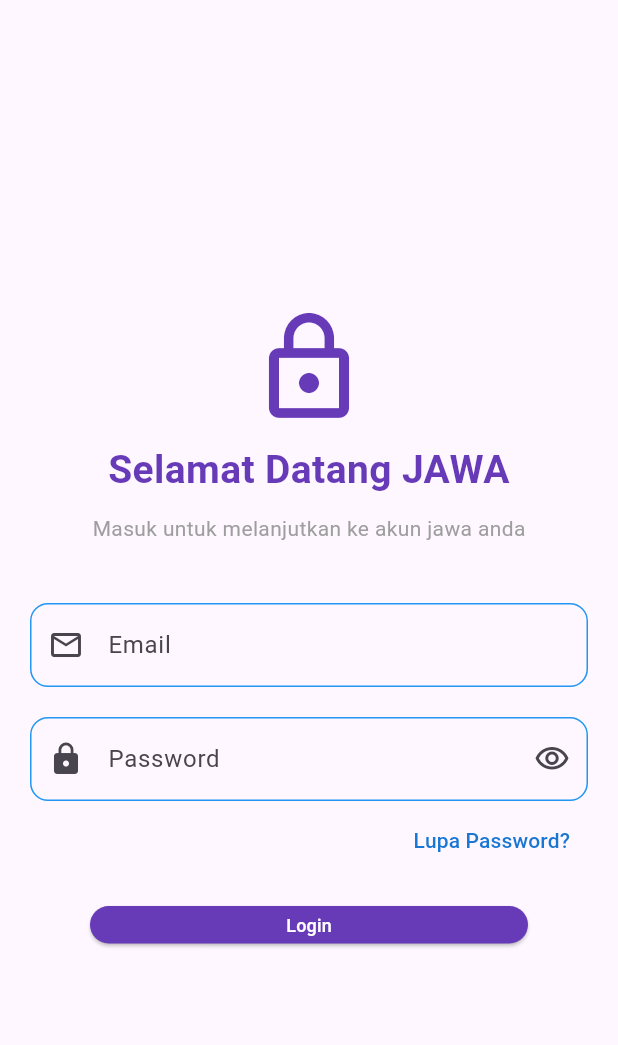
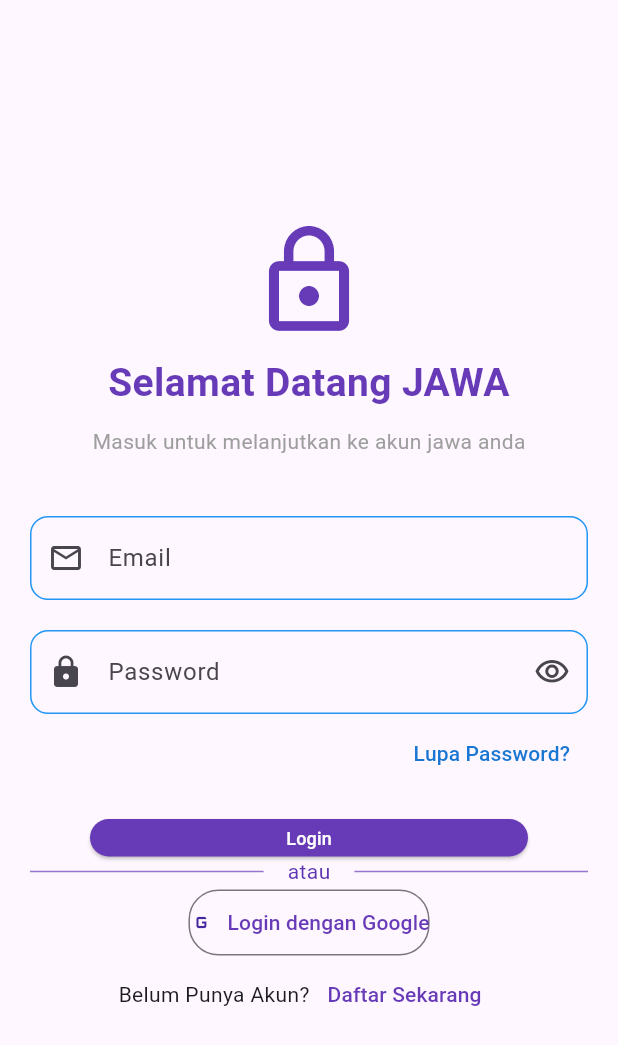
Before and after one commit to IhzaAnasrulloh/KB1179-1123150007-uts, a Flutter app: the login screen opened directly, on a phone screen of 412 x 824 dp. Shown: the top 1045 px of the screen. Run offline on Flutter 3.47's test engine with Material 3 defaults, Android fonts, the phone set to English and light mode, and no system bars.

Commit message:
menambahkan login google dan daftar

```diff
--- a/lib/Login Page/login.dart
+++ b/lib/Login Page/login.dart
@@ -113,6 +113,32 @@
                   ),
                 ),
               ),
+
+              Row(
+                            children: [
+                              Expanded(child: Divider(color: Colors.deepPurple[300],)),
+                              Padding(padding: const EdgeInsets.symmetric(horizontal: 16),
+                              child: Text('atau',style: TextStyle(color: Colors.deepPurple[600]))),
+                              Expanded(child: Divider(color: Colors.deepPurple[300],)),
+                            ],
+
+                          ),
+                          OutlinedButton.icon(onPressed: (){},
+                          icon: Icon(Icons.g_mobiledata, color: Colors.deepPurple[800]),
+                          label: Text('Login dengan Google', style: TextStyle(color: Colors.deepPurple),),
+                          style: OutlinedButton.styleFrom(
+                            padding: const EdgeInsets.symmetric(vertical: 12),
+                            shape: RoundedRectangleBorder(borderRadius: BorderRadiusGeometry.circular(20),
+                            side: BorderSide(color: Colors.deepPurple[300]!),)
+                          ),),
+                          Row(
+                            mainAxisAlignment: MainAxisAlignment.center,
+                            children: [
+                              Text("Belum Punya Akun?"),
+                              TextButton(onPressed: (){},
+                              child: Text('Daftar Sekarang', style: TextStyle(color: Colors.deepPurple),))
+                            ],
+                          )
             ],
           ),
         ),
```
